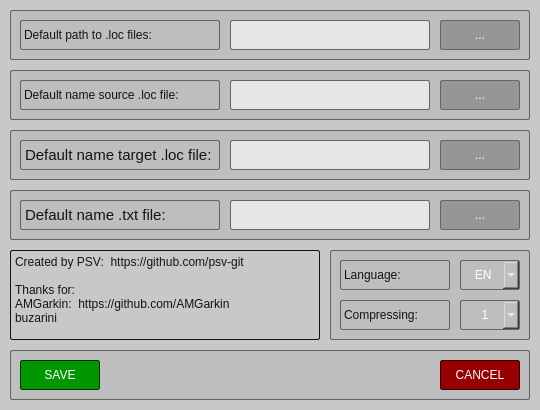
Qt form src/Forms/SettingsWindow.ui (psv-git/BDOLang) before a commit.
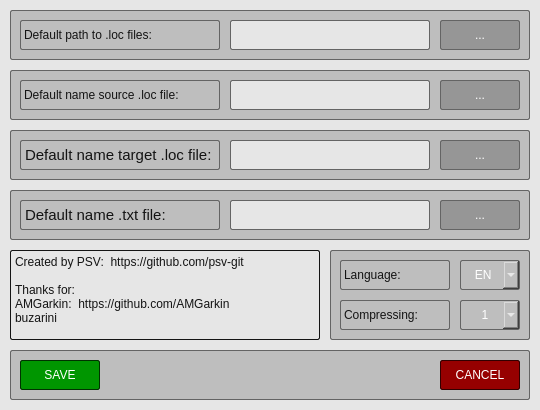
The same form after that commit. Custom widgets are drawn as their Qt base class.

The edit to the form file:
```diff
--- a/src/Forms/SettingsWindow.ui
+++ b/src/Forms/SettingsWindow.ui
@@ -33,7 +33,7 @@
   </property>
   <property name="styleSheet">
    <string notr="true">QWidget {
-	background-color: rgb(200, 200, 200);
+	background-color: rgb(230, 230, 230);
 }
 </string>
   </property>
```
